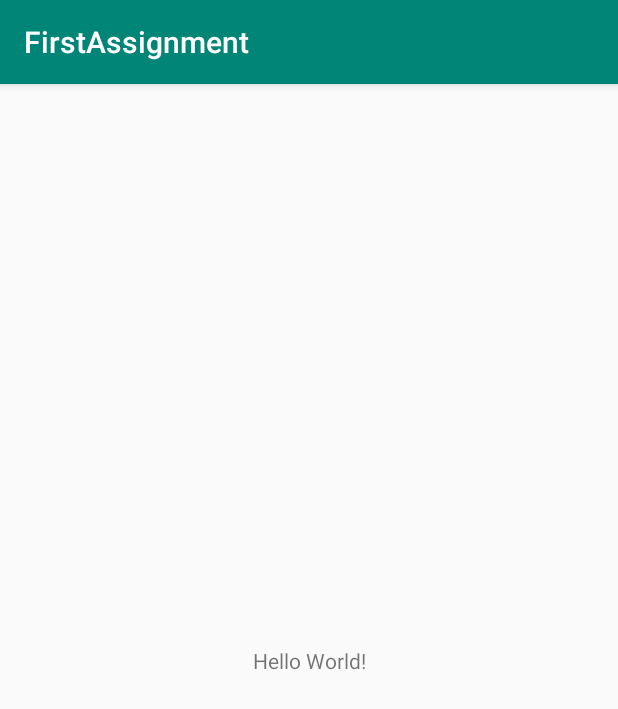
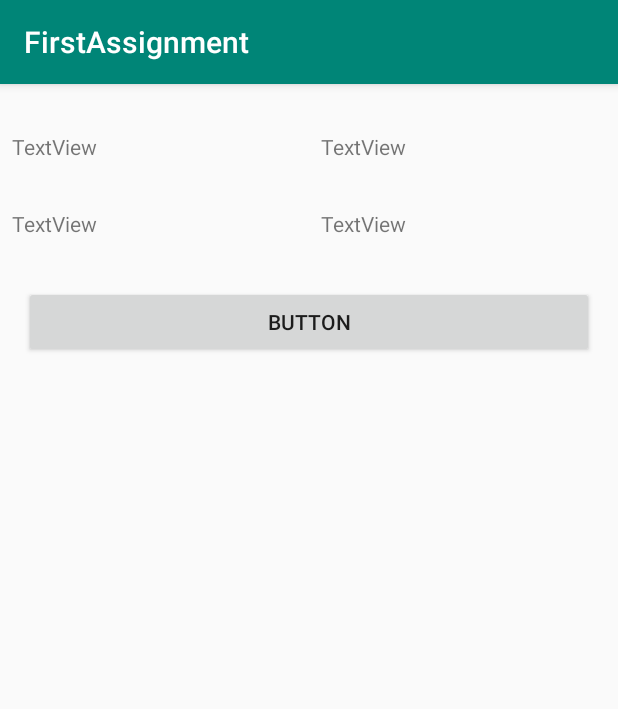
Before and after one commit to RishabhKukkar/orientationCmile, an Android app: the screen it shows after launch (MainActivity), on a phone screen of 412 x 824 dp. Shown: the top 709 px of the screen. Run offline under Robolectric (Android 15) with nearby library versions, the phone set to English and light mode, and no system bars.

Commit message:
created basic project with basic layout

```diff
--- a/app/src/main/res/layout/activity_main.xml
+++ b/app/src/main/res/layout/activity_main.xml
@@ -6,13 +6,65 @@
     android:layout_height="match_parent"
     tools:context=".MainActivity">
 
+
     <TextView
-        android:layout_width="wrap_content"
+        android:id="@+id/textView"
+        android:layout_width="0dp"
         android:layout_height="wrap_content"
-        android:text="Hello World!"
-        app:layout_constraintBottom_toBottomOf="parent"
-        app:layout_constraintLeft_toLeftOf="parent"
-        app:layout_constraintRight_toRightOf="parent"
+        android:layout_marginStart="8dp"
+        android:layout_marginTop="32dp"
+        android:layout_marginEnd="8dp"
+        android:text="TextView"
+        app:layout_constraintEnd_toStartOf="@+id/textView2"
+        app:layout_constraintStart_toStartOf="parent"
         app:layout_constraintTop_toTopOf="parent" />
 
+    <TextView
+        android:id="@+id/textView2"
+        android:layout_width="0dp"
+        android:layout_height="wrap_content"
+        android:layout_marginStart="8dp"
+        android:layout_marginTop="32dp"
+        android:layout_marginEnd="8dp"
+        android:text="TextView"
+        app:layout_constraintEnd_toEndOf="parent"
+        app:layout_constraintStart_toEndOf="@+id/textView"
+        app:layout_constraintTop_toTopOf="parent" />
+
+    <TextView
+        android:id="@+id/textView3"
+        android:layout_width="0dp"
+        android:layout_height="wrap_content"
+        android:layout_marginStart="8dp"
+        android:layout_marginTop="32dp"
+        android:layout_marginEnd="8dp"
+        android:text="TextView"
+        app:layout_constraintEnd_toStartOf="@+id/textView4"
+        app:layout_constraintStart_toStartOf="parent"
+        app:layout_constraintTop_toBottomOf="@+id/textView" />
+
+    <TextView
+        android:id="@+id/textView4"
+        android:layout_width="0dp"
+        android:layout_height="wrap_content"
+        android:layout_marginStart="8dp"
+        android:layout_marginTop="32dp"
+        android:layout_marginEnd="8dp"
+        android:text="TextView"
+        app:layout_constraintEnd_toEndOf="parent"
+        app:layout_constraintStart_toEndOf="@+id/textView3"
+        app:layout_constraintTop_toBottomOf="@+id/textView2" />
+
+    <Button
+        android:id="@+id/button"
+        android:layout_width="0dp"
+        android:layout_height="wrap_content"
+        android:layout_marginStart="16dp"
+        android:layout_marginTop="32dp"
+        android:layout_marginEnd="16dp"
+        android:text="Button"
+        app:layout_constraintEnd_toEndOf="parent"
+        app:layout_constraintHorizontal_bias="1.0"
+        app:layout_constraintStart_toStartOf="parent"
+        app:layout_constraintTop_toBottomOf="@+id/textView4" />
 </android.support.constraint.ConstraintLayout>
```
